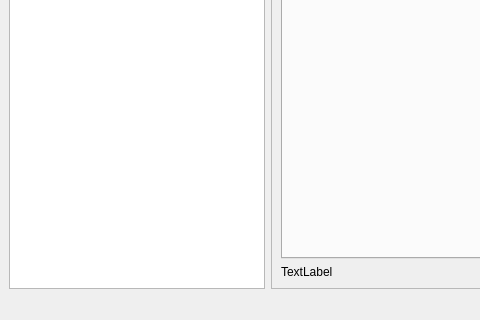
Before: the Qt Designer form HostMon/mainui.ui in abhinavk/Virtproj, drawn with Qt 5; both pictures show x 0 to 480 and y 280 to 600 of the 855 by 600 pixel window.
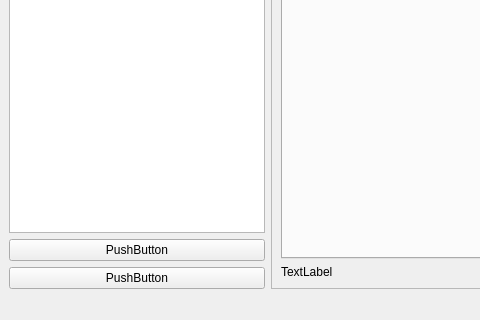
After: the same form once the commit is applied.

Commit message: Added push buttons to generate report and disabled menu

The edit to the form file:
```diff
--- a/HostMon/mainui.ui
+++ b/HostMon/mainui.ui
@@ -16,9 +16,14 @@
   <widget class="QWidget" name="centralwidget">
    <layout class="QHBoxLayout" name="horizontalLayout">
     <item>
+     <layout class="QVBoxLayout" name="verticalLayout_2">
+      <property name="sizeConstraint">
+       <enum>QLayout::SetDefaultConstraint</enum>
+      </property>
+      <item>
      <widget class="QListView" name="listView">
       <property name="sizePolicy">
-       <sizepolicy hsizetype="Maximum" vsizetype="Expanding">
+         <sizepolicy hsizetype="Minimum" vsizetype="Expanding">
         <horstretch>0</horstretch>
         <verstretch>0</verstretch>
        </sizepolicy>
@@ -26,6 +31,22 @@
      </widget>
     </item>
     <item>
+       <widget class="QPushButton" name="pushButton">
+        <property name="text">
+         <string>PushButton</string>
+        </property>
+       </widget>
+      </item>
+      <item>
+       <widget class="QPushButton" name="pushButton_2">
+        <property name="text">
+         <string>PushButton</string>
+        </property>
+       </widget>
+      </item>
+     </layout>
+    </item>
+    <item>
      <widget class="QScrollArea" name="scrollArea">
       <property name="widgetResizable">
        <bool>true</bool>
```
Left out of the diff: 2 changed lines with no effect on the pictures. Lines whose indentation alone changed are shown as unchanged. The commit also changes 2 other files.
